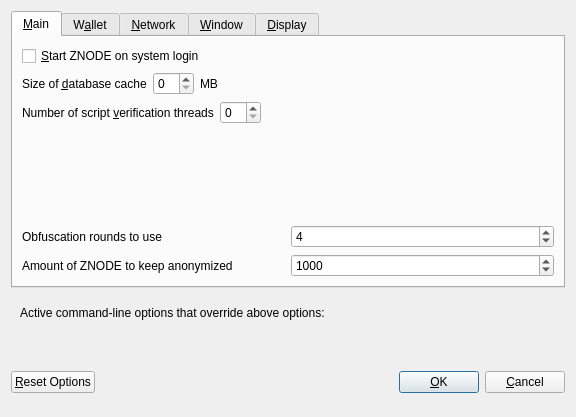
zeronode-project/zeronode, file src/qt/forms/optionsdialog.ui: the form before one commit.
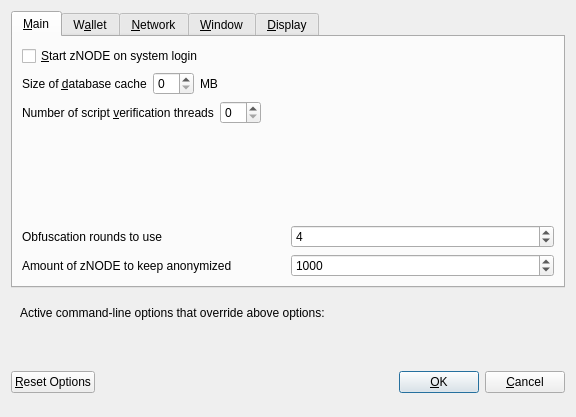
The form after the commit. Custom widgets are drawn as their Qt base class.

What changed in the file:
```diff
--- a/src/qt/forms/optionsdialog.ui
+++ b/src/qt/forms/optionsdialog.ui
@@ -33,7 +33,7 @@
           <string>Automatically start ZNODE after logging in to the system.</string>
          </property>
          <property name="text">
-          <string>&amp;Start ZNODE on system login</string>
+          <string>&amp;Start zNODE on system login</string>
          </property>
         </widget>
        </item>
@@ -177,7 +177,7 @@
             <string notr="true"/>
            </property>
            <property name="text">
-            <string>Amount of ZNODE to keep anonymized</string>
+            <string>Amount of zNODE to keep anonymized</string>
            </property>
           </widget>
          </item>
```
Left out of the diff: 8 changed lines with no effect on the pictures.
